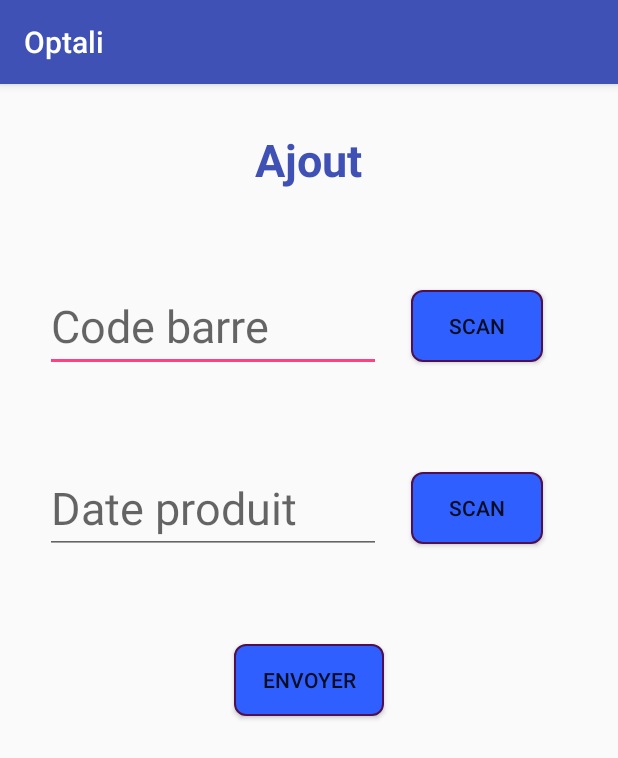
After one commit to FrancoisLefevre12/Optali, an Android app: the AjoutActivity screen opened directly, with no data from a screen before it, on a phone screen of 412 x 824 dp. The commit adds this screen. Shown: the top 758 px of the screen. Run offline under Robolectric (Android 15) with nearby library versions, the phone set to English and light mode, and no system bars.

Commit message:
Ajout de l'activité "ajout"

```diff
--- a/app/src/main/AndroidManifest.xml
+++ b/app/src/main/AndroidManifest.xml
@@ -15,6 +15,9 @@
                 <category android:name="android.intent.category.LAUNCHER" />
             </intent-filter>
         </activity>
+
+        <activity android:label="@string/app_name" android:name=".AjoutActivity">
+        </activity>
     </application>
 
 </manifest>
--- /dev/null
+++ b/app/src/main/java/com/optali/optali/AjoutActivity.java
@@ -0,0 +1,20 @@
+package com.optali.optali;
+
+
+import android.support.v7.app.AppCompatActivity;
+import android.os.Bundle;
+
+/**
+ * Created by alex67 on 01/02/17.
+ */
+
+public class AjoutActivity extends AppCompatActivity{
+
+    @Override
+    protected void onCreate(Bundle savedInstanceState) {
+        super.onCreate(savedInstanceState);
+        setContentView(R.layout.ajout);
+    }
+
+
+}
--- a/app/src/main/java/com/optali/optali/MainActivity.java
+++ b/app/src/main/java/com/optali/optali/MainActivity.java
@@ -1,7 +1,10 @@
 package com.optali.optali;
 
+import android.content.Intent;
 import android.support.v7.app.AppCompatActivity;
 import android.os.Bundle;
+import android.view.View;
+import android.widget.Button;
 
 public class MainActivity extends AppCompatActivity {
 
@@ -9,5 +12,18 @@ public class MainActivity extends AppCompatActivity {
     protected void onCreate(Bundle savedInstanceState) {
         super.onCreate(savedInstanceState);
         setContentView(R.layout.activity_main);
+
+
+        Button button1 = (Button) findViewById(R.id.ajoutPage);
+        button1.setOnClickListener(new View.OnClickListener() {
+
+            @Override
+            public void onClick(View v) {
+
+                Intent i = new Intent(getApplicationContext(),AjoutActivity.class);
+                startActivity(i);
+            }
+        });
+
     }
 }
--- a/app/src/main/res/layout/activity_main.xml
+++ b/app/src/main/res/layout/activity_main.xml
@@ -56,7 +56,7 @@
         android:layout_height="wrap_content">
 
         <Button android:layout_margin="20dp"
-            android:id="@+id/ajout"
+            android:id="@+id/ajoutPage"
             android:layout_width="60px"
             android:layout_height="wrap_content"
             android:layout_gravity="center"
@@ -74,7 +74,7 @@
         android:layout_height="match_parent" >
 
         <HorizontalScrollView
-            android:id="@+id/hour_scroll_view"
+            android:id="@+id/notif_scroll_view"
             android:layout_width="match_parent"
             android:layout_height="wrap_content"
             android:fillViewport="true"
@@ -92,9 +92,6 @@
             android:layout_width="wrap_content"
             android:layout_height="wrap_content"
             android:orientation="horizontal">
-
-
-
         </LinearLayout>
     </LinearLayout>
 
--- /dev/null
+++ b/app/src/main/res/layout/ajout.xml
@@ -0,0 +1,90 @@
+<?xml version="1.0" encoding="utf-8"?>
+<LinearLayout xmlns:android="http://schemas.android.com/apk/res/android"
+    android:id="@+id/ajout"
+    android:orientation="vertical"
+    android:layout_width="match_parent"
+    android:layout_height="match_parent"
+    >
+
+    <!-- Title -->
+    <TextView android:id="@+id/title"
+        android:layout_margin="30dp"
+        android:layout_width="wrap_content"
+        android:layout_height="wrap_content"
+        android:layout_gravity="center"
+        android:text="Ajout"
+        android:textStyle="bold"
+        android:textSize="30dip"
+        android:textColor="@color/colorPrimary"
+        />
+
+
+    <LinearLayout
+        android:layout_width="match_parent"
+        android:layout_height="wrap_content"
+        android:orientation="horizontal"
+        android:layout_margin="30dp">
+
+        <EditText
+            android:id="@+id/code_barre"
+            android:layout_width="wrap_content"
+            android:layout_height="wrap_content"
+            android:layout_gravity="center"
+            android:layout_weight="50"
+            android:hint="Code barre"
+            android:textSize="30dip" />
+
+
+        <Button
+            android:id="@+id/camera_code"
+            android:layout_marginLeft="20dp"
+            android:layout_marginRight="20dp"
+            android:layout_width="wrap_content"
+            android:layout_height="wrap_content"
+            android:layout_gravity="center"
+            android:layout_weight="0"
+            android:text="Scan"
+            android:background="@drawable/button_shape" />
+    </LinearLayout>
+
+
+    <LinearLayout
+        android:layout_width="match_parent"
+        android:layout_height="wrap_content"
+        android:orientation="horizontal"
+        android:layout_margin="30dp">
+
+        <EditText
+            android:id="@+id/date_etiquette"
+            android:layout_width="wrap_content"
+            android:layout_height="wrap_content"
+            android:layout_gravity="center"
+            android:layout_weight="50"
+            android:hint="Date produit"
+            android:textSize="30dip" />
+
+
+        <Button
+            android:id="@+id/camera_date"
+            android:layout_marginLeft="20dp"
+            android:layout_marginRight="20dp"
+            android:layout_width="wrap_content"
+            android:layout_height="wrap_content"
+            android:layout_gravity="center"
+            android:layout_weight="0"
+            android:text="Scan"
+            android:background="@drawable/button_shape" />
+    </LinearLayout>
+
+
+    <Button
+        android:id="@+id/envoi_ajout"
+        android:layout_margin="30dp"
+        android:layout_width="100dp"
+        android:layout_height="wrap_content"
+        android:layout_gravity="center"
+        android:text="Envoyer"
+        android:background="@drawable/button_shape" />
+
+
+</LinearLayout>
--- /dev/null
+++ b/app/src/main/res/layout/liste.xml
@@ -0,0 +1,6 @@
+<?xml version="1.0" encoding="utf-8"?>
+<LinearLayout xmlns:android="http://schemas.android.com/apk/res/android"
+    android:orientation="vertical" android:layout_width="match_parent"
+    android:layout_height="match_parent">
+
+</LinearLayout>
```
